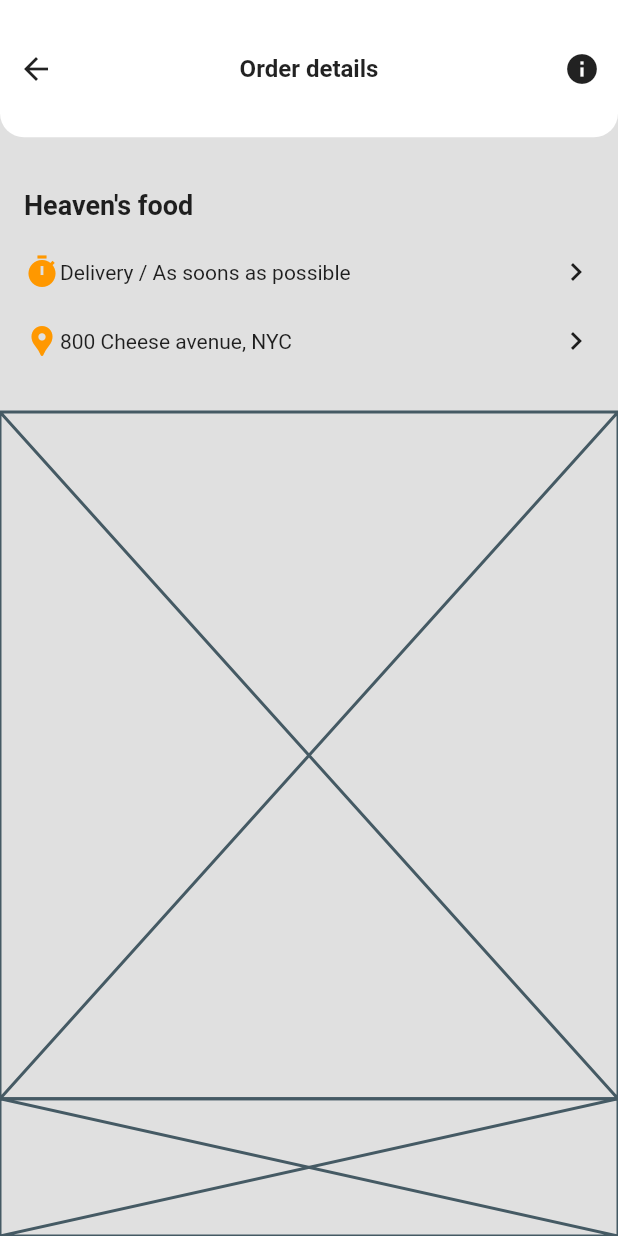
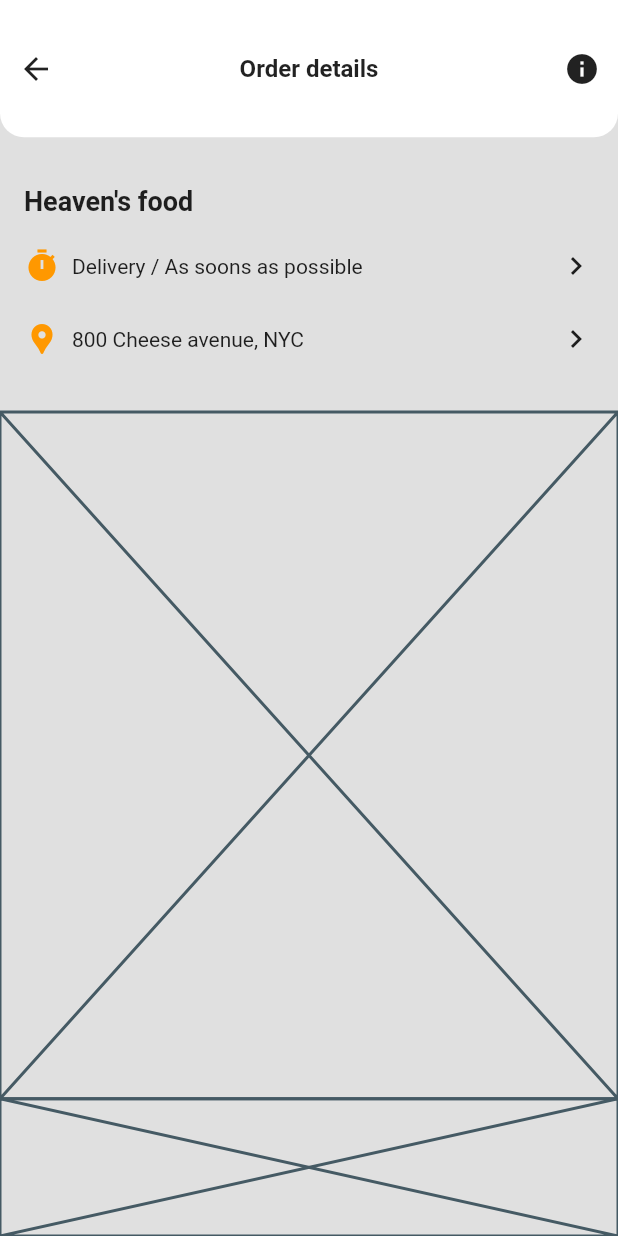
Before and after one commit to JAICHANGPARK/flutter_notebook_11th_story, a Flutter app: the screen it shows after launch, item 2 of the bottom bar chosen, on a phone screen of 412 x 824 dp. Run offline on Flutter 3.47's test engine with Material 2 defaults, Android fonts, the phone set to English and light mode, and no system bars; our stand-ins replace backdrop, badges, flutter_inner_drawer, flutter_slidable, flutter_swiper, google_fonts; network calls fail.

Commit message:
Update food_order_page.dart

```diff
--- a/lib/ep744_food_app/ui/food_order_page.dart
+++ b/lib/ep744_food_app/ui/food_order_page.dart
@@ -62,7 +62,10 @@ class _FoodOrderPageState extends State<FoodOrderPage> {
                             Icons.timer,
                             color: Colors.orange,
                           ),
-                          Text("Delivery / As soons as possible"),
+                          Padding(
+                            padding: const EdgeInsets.all(8.0),
+                            child: Text("Delivery / As soons as possible"),
+                          ),
                           Spacer(),
                           Icon(Icons.keyboard_arrow_right)
                         ],
@@ -73,7 +76,10 @@ class _FoodOrderPageState extends State<FoodOrderPage> {
                             Icons.location_pin,
                             color: Colors.orange,
                           ),
-                          Text("800 Cheese avenue, NYC"),
+                          Padding(
+                            padding: const EdgeInsets.all(8.0),
+                            child: Text("800 Cheese avenue, NYC"),
+                          ),
                           Spacer(),
                           Icon(Icons.keyboard_arrow_right)
                         ],
```
